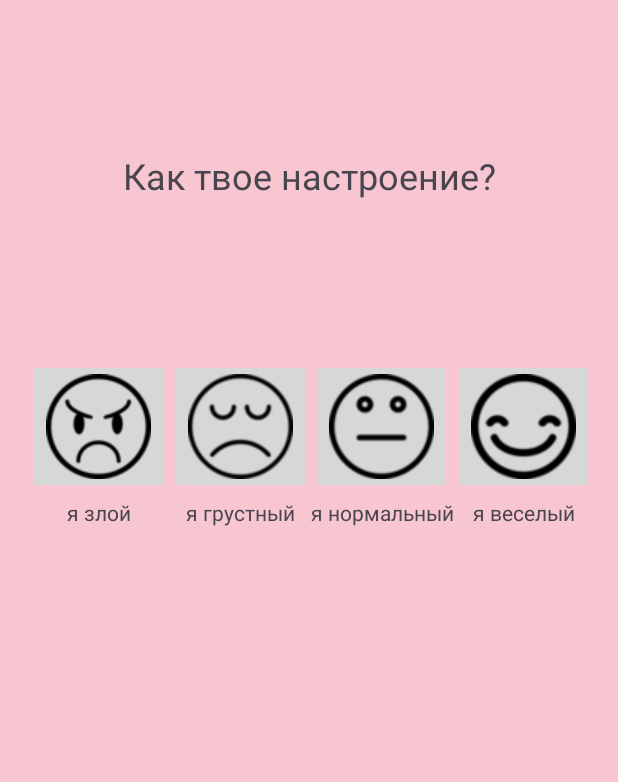
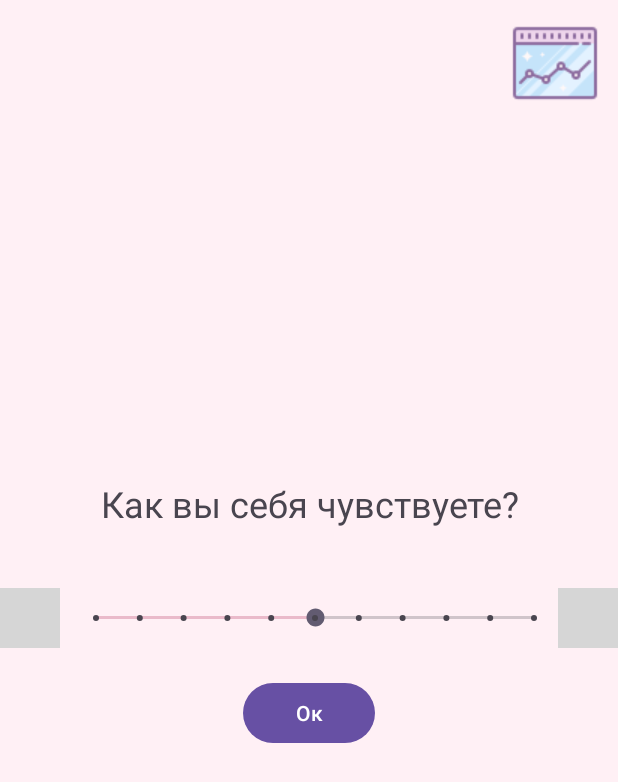
Before and after one commit to AnastasiaDb/kurs, an Android app: the screen it shows after launch (MainActivity), on a phone screen of 412 x 824 dp. Shown: the top 782 px of the screen. Run offline under Robolectric (Android 15) with nearby library versions, the phone set to English and light mode, and no system bars; grey boxes are pictures that could not be loaded.

Commit message:
сделала бд, изменила 1ю страницу , сделала хоть какой-то график, чтобы работать с ним

```diff
--- a/app/build.gradle
+++ b/app/build.gradle
@@ -29,7 +29,7 @@ android {
 }
 
 dependencies {
-
+    implementation 'com.github.PhilJay:MPAndroidChart:v3.1.0'
     implementation 'androidx.appcompat:appcompat:1.4.1'
     implementation 'com.google.android.material:material:1.5.0'
     implementation 'androidx.constraintlayout:constraintlayout:2.1.3'
--- a/app/src/main/AndroidManifest.xml
+++ b/app/src/main/AndroidManifest.xml
@@ -13,7 +13,7 @@
         android:theme="@style/Theme.MoodPlus"
         tools:targetApi="31">
         <activity
-            android:name=".MainActivity2"
+            android:name=".MainActivity_Graph"
             android:exported="false" />
         <activity
             android:name=".MainActivity"
--- a/app/src/main/java/com/example/moodplus/db/MyDBHelper.java
+++ b/app/src/main/java/com/example/moodplus/db/MyDBHelper.java
@@ -5,6 +5,7 @@ import android.database.sqlite.SQLiteDatabase;
 import android.database.sqlite.SQLiteOpenHelper;
 
 import androidx.annotation.Nullable;
+
 
 public class MyDBHelper extends SQLiteOpenHelper {
 
@@ -14,13 +15,12 @@ public class MyDBHelper extends SQLiteOpenHelper {
 
     @Override
     public void onCreate(SQLiteDatabase db) {
-        db.execSQL(MyDataBase.TABLE_STRUCTURE);
+        db.execSQL(MyDataBase.CREATE_TABLE);
     }
 
     @Override
     public void onUpgrade(SQLiteDatabase db, int oldVersion, int newVersion) {
         db.execSQL(MyDataBase.DROP_TABLE);
         onCreate(db);
-
     }
 }
--- a/app/src/main/java/com/example/moodplus/db/MyDBManager.java
+++ b/app/src/main/java/com/example/moodplus/db/MyDBManager.java
@@ -1,9 +1,13 @@
 package com.example.moodplus.db;
+
+import static com.example.moodplus.db.MyDataBase.GET_TODAY_RECORD;
 
 import android.content.ContentValues;
 import android.content.Context;
 import android.database.Cursor;
 import android.database.sqlite.SQLiteDatabase;
+
+import com.example.moodplus.date.DayMood;
 
 import java.util.ArrayList;
 import java.util.List;
@@ -22,24 +26,54 @@ public class MyDBManager {
         db = myDBHelper.getWritableDatabase();
     }
 
-    public void insertToDB(String title, String date) {
+    public void insertToDB(int mood, String date) {
         ContentValues cv = new ContentValues();
-        cv.put(MyDataBase._TITLE, title);
+        cv.put(MyDataBase._MOOD, mood);
         cv.put(MyDataBase._DATE, date);
         db.insert(MyDataBase.TABLE_NAME, null, cv);
     }
 
-    public List<String> getFromDB(){
-        List<String> tempList = new ArrayList<>();
+    public List<DayMood> getFromDB() {
+        List<DayMood> tempList = new ArrayList<>();
         Cursor cursor = db.query(MyDataBase.TABLE_NAME,null,null,null,
                 null,null,null);
 
         while (cursor.moveToNext()){
-            String text = cursor.getString(cursor.getColumnIndexOrThrow(MyDataBase._TITLE));
-            tempList.add(text);
+            int mood = cursor.getInt(cursor.getColumnIndexOrThrow(MyDataBase._MOOD));
+            String date = cursor.getString(cursor.getColumnIndexOrThrow(MyDataBase._DATE));
+            tempList.add(new DayMood(date, mood));
         }
         cursor.close();
         return tempList;
+    }
+
+    public List<DayMood> getFromDB(int gap) {
+        List<DayMood> tempList = new ArrayList<>();
+
+        String[] arr = {};
+        Cursor cursor = db.rawQuery("SELECT *  FROM Mood WHERE _date BETWEEN date('now', '-" + (((gap + 1)*7)-1) + " days') AND date('now', '-" + (((gap)*7)) + " days') ORDER BY _date", arr);
+
+        while (cursor.moveToNext()){
+            int mood = cursor.getInt(cursor.getColumnIndexOrThrow(MyDataBase._MOOD));
+            String date = cursor.getString(cursor.getColumnIndexOrThrow(MyDataBase._DATE));
+            tempList.add(new DayMood(date, mood));
+        }
+        cursor.close();
+        return tempList;
+    }
+
+    public Boolean hasTodayRecord() {
+
+        String[] arr = {};
+        Cursor cursor = db.rawQuery(GET_TODAY_RECORD, arr);
+
+        if (cursor.getCount() != 0) {
+            cursor.close();
+            return true;
+        } else {
+            cursor.close();
+            return false;
+        }
     }
 
     public void closeDB(){
--- a/app/src/main/res/layout/activity_main.xml
+++ b/app/src/main/res/layout/activity_main.xml
@@ -4,121 +4,94 @@
     xmlns:tools="http://schemas.android.com/tools"
     android:layout_width="match_parent"
     android:layout_height="match_parent"
-    android:background="@color/background"
+    android:background="@color/background_main_color"
     tools:context=".MainActivity">
+
 
     <TextView
         android:id="@+id/textView"
         android:layout_width="340dp"
-        android:layout_height="38dp"
+        android:layout_height="wrap_content"
+        android:layout_margin="40dp"
         android:gravity="center"
         android:text="@string/mood"
         android:textSize="24sp"
+        app:layout_constraintBottom_toTopOf="@+id/container"
+        app:layout_constraintEnd_toEndOf="parent"
+        app:layout_constraintStart_toStartOf="parent" />
+
+    <ImageButton
+        android:id="@+id/graph_button"
+        android:layout_width="wrap_content"
+        android:layout_height="wrap_content"
+        android:layout_margin="10dp"
+        android:background="@color/transparent"
+        android:onClick="newMain"
+        android:src="@drawable/graph"
+        app:layout_constraintEnd_toEndOf="parent"
+        app:layout_constraintTop_toTopOf="parent" />
+
+    <androidx.constraintlayout.widget.ConstraintLayout
+        android:id="@+id/container"
+        android:layout_width="match_parent"
+        android:layout_height="40dp"
+        android:layout_margin="40dp"
+        android:max="10"
+        android:orientation="horizontal"
+        android:progress="5"
+        android:progressTint="#EABACA"
         app:layout_constraintBottom_toBottomOf="parent"
         app:layout_constraintEnd_toEndOf="parent"
         app:layout_constraintStart_toStartOf="parent"
+        app:layout_constraintTop_toTopOf="parent">
+
+        <SeekBar
+            android:id="@+id/mood_scale"
+            style="@style/Widget.AppCompat.SeekBar.Discrete"
+            android:layout_width="match_parent"
+            android:layout_height="40dp"
+            android:layout_marginStart="8dp"
+            android:max="10"
+            android:progress="5"
+            android:progressTint="#EABACA"
+            app:layout_constraintBottom_toBottomOf="parent"
+            app:layout_constraintStart_toStartOf="parent"
+            app:layout_constraintTop_toTopOf="parent"
+            app:layout_constraintVertical_bias="0.0" />
+
+
+
+    </androidx.constraintlayout.widget.ConstraintLayout>
+
+    <ImageView
+        android:id="@+id/imageView2"
+        android:layout_width="40dp"
+        android:layout_height="40dp"
+        app:layout_constraintBottom_toBottomOf="parent"
+        app:layout_constraintStart_toEndOf="@+id/container"
         app:layout_constraintTop_toTopOf="parent"
-        app:layout_constraintVertical_bias="0.125" />
+        app:srcCompat="@drawable/happy" />
 
-    <ImageButton
-        android:id="@+id/imageAngry"
+    <ImageView
+        android:id="@+id/imageView"
+        android:layout_width="40dp"
+        android:layout_height="40dp"
+        app:layout_constraintBottom_toBottomOf="parent"
+        app:layout_constraintEnd_toStartOf="@+id/container"
+        app:layout_constraintTop_toTopOf="parent"
+        app:srcCompat="@drawable/crying" />
+
+    <Button
+        android:id="@+id/button"
         android:layout_width="wrap_content"
         android:layout_height="wrap_content"
-        android:layout_marginTop="239dp"
-        android:onClick="onClickAngry"
-        app:layout_constraintBottom_toBottomOf="parent"
+        android:layout_marginTop="19dp"
+        android:text="Ок"
         app:layout_constraintEnd_toEndOf="parent"
-        app:layout_constraintHorizontal_bias="0.059"
         app:layout_constraintStart_toStartOf="parent"
-        app:layout_constraintTop_toTopOf="parent"
-        app:layout_constraintVertical_bias="0.0"
-        app:srcCompat="@drawable/angry" />
+        app:layout_constraintTop_toBottomOf="@+id/container" />
 
-    <ImageButton
-        android:id="@+id/imageBad"
-        android:layout_width="wrap_content"
-        android:layout_height="wrap_content"
-        android:layout_marginTop="239dp"
-        android:onClick="onClickSad"
-        app:layout_constraintBottom_toTopOf="@+id/textSad"
-        app:layout_constraintEnd_toEndOf="parent"
-        app:layout_constraintHorizontal_bias="0.356"
-        app:layout_constraintStart_toStartOf="parent"
-        app:layout_constraintTop_toTopOf="parent"
-        app:layout_constraintVertical_bias="0.0"
-        app:srcCompat="@drawable/bad" />
 
-    <ImageButton
-        android:id="@+id/imageNice"
-        android:layout_width="wrap_content"
-        android:layout_height="wrap_content"
-        android:layout_marginTop="239dp"
-        android:onClick="onClickSmile"
-        app:layout_constraintBottom_toBottomOf="parent"
-        app:layout_constraintEnd_toEndOf="parent"
-        app:layout_constraintHorizontal_bias="0.949"
-        app:layout_constraintStart_toStartOf="parent"
-        app:layout_constraintTop_toTopOf="parent"
-        app:layout_constraintVertical_bias="0.0"
-        app:srcCompat="@drawable/nice" />
-
-    <ImageButton
-        android:id="@+id/imageOkey"
-        android:layout_width="wrap_content"
-        android:layout_height="wrap_content"
-        android:layout_marginTop="239dp"
-        android:onClick="onClickOkey"
-        app:layout_constraintBottom_toBottomOf="parent"
-        app:layout_constraintEnd_toEndOf="parent"
-        app:layout_constraintHorizontal_bias="0.652"
-        app:layout_constraintStart_toStartOf="parent"
-        app:layout_constraintTop_toTopOf="parent"
-        app:layout_constraintVertical_bias="0.0"
-        app:srcCompat="@drawable/okey" />
-
-    <TextView
-        android:id="@+id/textAngry"
-        android:layout_width="77dp"
-        android:layout_height="26dp"
-        android:layout_marginTop="332dp"
-        android:text="@string/angry"
-        android:textAlignment="center"
-        app:layout_constraintEnd_toEndOf="@+id/imageAngry"
-        app:layout_constraintStart_toStartOf="@+id/imageAngry"
-        app:layout_constraintTop_toTopOf="parent" />
-
-    <TextView
-        android:id="@+id/textSad"
-        android:layout_width="77dp"
-        android:layout_height="26dp"
-        android:layout_marginTop="332dp"
-        android:text="@string/sad"
-        android:textAlignment="center"
-        app:layout_constraintEnd_toEndOf="@+id/imageBad"
-        app:layout_constraintStart_toEndOf="@+id/imageAngry"
-        app:layout_constraintTop_toTopOf="parent" />
-
-    <TextView
-        android:id="@+id/textOkey"
-        android:layout_width="wrap_content"
-        android:layout_height="26dp"
-        android:layout_marginTop="332dp"
-        android:text="@string/okey"
-        android:textAlignment="center"
-        app:layout_constraintEnd_toStartOf="@+id/imageNice"
-        app:layout_constraintStart_toEndOf="@+id/imageBad"
-        app:layout_constraintTop_toTopOf="parent" />
-
-    <TextView
-        android:id="@+id/textNice"
-        android:layout_width="wrap_content"
-        android:layout_height="26dp"
-        android:layout_marginTop="332dp"
-        android:text="@string/nice"
-        android:textAlignment="center"
-        app:layout_constraintEnd_toEndOf="@+id/imageNice"
-        app:layout_constraintStart_toStartOf="@+id/imageNice"
-        app:layout_constraintTop_toTopOf="parent" />
 
 
 </androidx.constraintlayout.widget.ConstraintLayout>
--- a/app/src/main/res/values/colors.xml
+++ b/app/src/main/res/values/colors.xml
@@ -2,5 +2,8 @@
 <resources>
     <color name="black">#FF000000</color>
     <color name="white">#FFFFFFFF</color>
-    <color name="background">#f7c6d0</color>
+    <color name="transparent">#00FFFFFF</color>
+    <color name="background_main_color">#fff0f5</color>
+
+
 </resources>
--- a/app/src/main/res/values/strings.xml
+++ b/app/src/main/res/values/strings.xml
@@ -1,6 +1,6 @@
 <resources>
     <string name="app_name">MoodPlus</string>
-    <string name="mood">Как твое настроение?</string>
+    <string name="mood">Как вы себя чувствуете?</string>
     <string name="angry">я злой</string>
     <string name="sad">я грустный</string>
     <string name="okey">я нормальный</string>
--- a/settings.gradle
+++ b/settings.gradle
@@ -10,7 +10,9 @@ dependencyResolutionManagement {
     repositories {
         google()
         mavenCentral()
+        maven { url 'https://jitpack.io' }
     }
+
 }
 rootProject.name = "MoodPlus"
 include ':app'
```
Also changed, not shown: app/src/main/java/com/example/moodplus/MainActivity.java (+40 -27 lines), app/src/main/java/com/example/moodplus/MainActivity2.java (deleted, +0 -14 lines), app/src/main/java/com/example/moodplus/MainActivity_Graph.java (added, +50 -0 lines), app/src/main/java/com/example/moodplus/db/MyDataBase.java (+15 -3 lines), app/src/main/res/layout/activity_main_graph.xml (renamed from app/src/main/res/layout/activity_main2.xml, +6 -1 lines), app/src/main/res/drawable/angry.png (deleted), app/src/main/res/drawable/graph.png (added), app/src/main/res/drawable/okey.png (deleted), app/src/main/res/smile/icons8-happy-40.png (added), build.gradle (line endings or trailing spaces).
